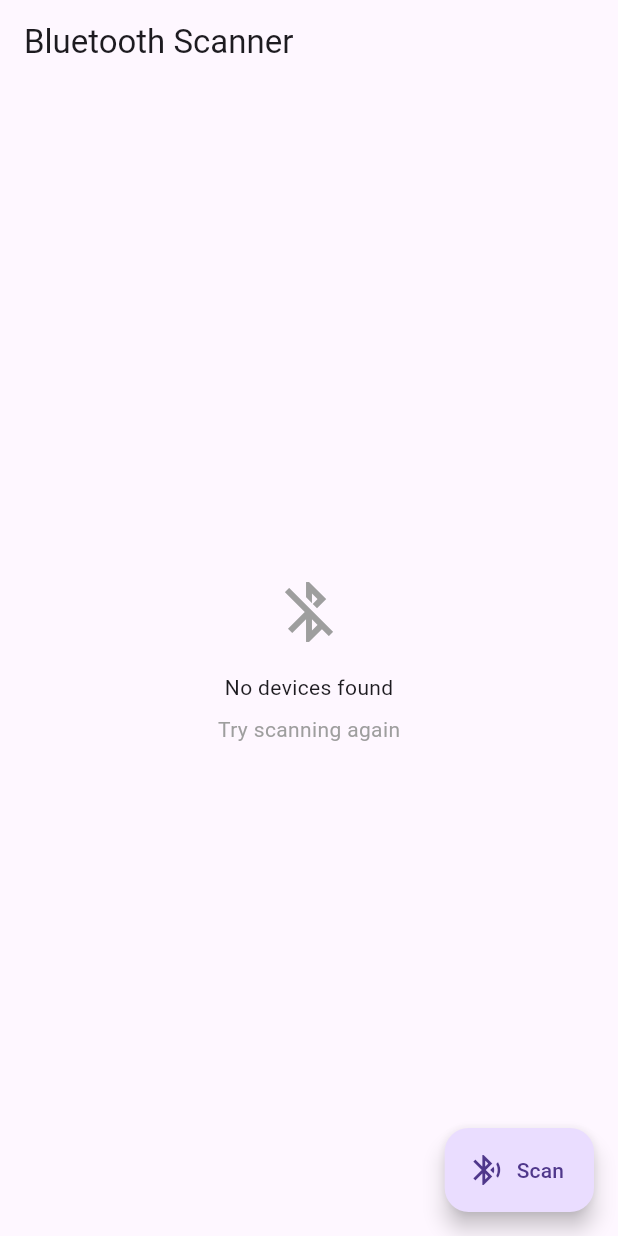
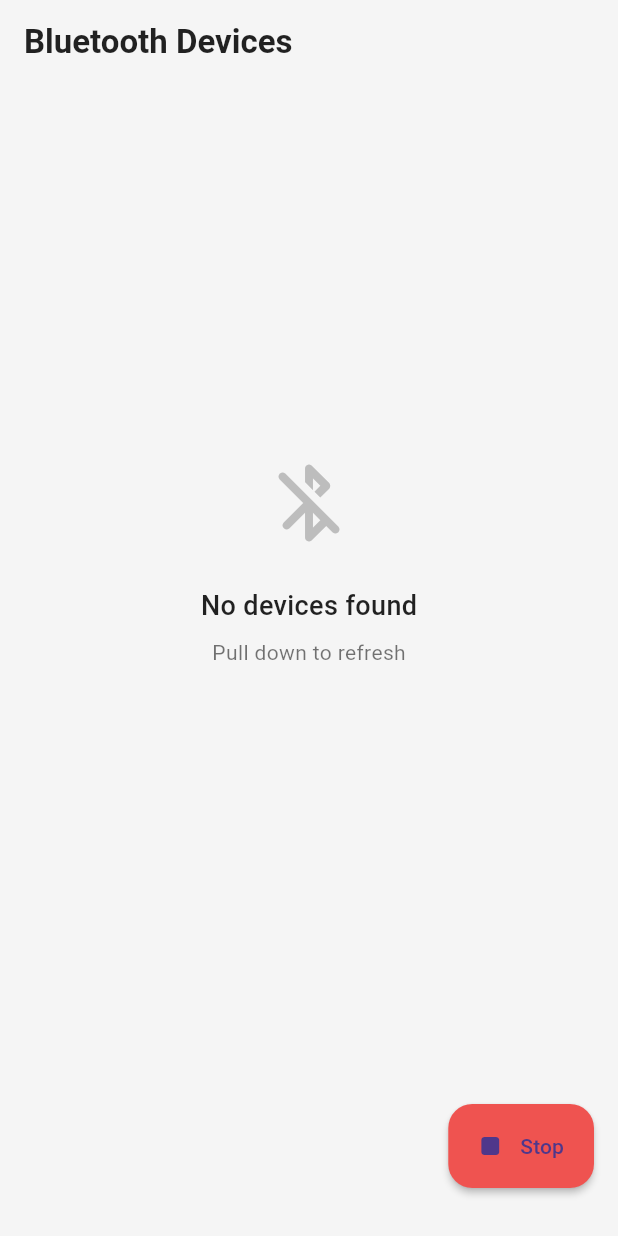
Before and after one commit to Multyp/interview-flutter-fogo, a Flutter app: the screen it shows after launch, after a tap on "Scan", on a phone screen of 412 x 824 dp. Run offline on Flutter 3.47's test engine with Material 3 defaults, Android fonts, the phone set to English and light mode, and no system bars; our stand-ins replace flutter_bloc, flutter_blue_plus, permission_handler.

Commit message:
feat: :sparkles: add StopScan event and enhance BluetoothScanState with scanning status and slightly updated UI

```diff
--- a/lib/logic/bluetooth_scan_bloc.dart
+++ b/lib/logic/bluetooth_scan_bloc.dart
@@ -1,4 +1,5 @@
 // Global imports
+import 'dart:async';
 import 'package:flutter_bloc/flutter_bloc.dart';
 
 // Local imports
@@ -8,19 +9,53 @@ import 'package:interview_flutter_fogo/logic/bluetooth_scan_state.dart';
 
 class BluetoothScanBloc extends Bloc<BluetoothScanEvent, BluetoothScanState> {
   final BluetoothRepository _repository;
+  StreamSubscription? _scanSubscription;
 
   BluetoothScanBloc(this._repository) : super(BluetoothScanInitial()) {
     on<StartScan>((event, emit) async {
       emit(BluetoothScanLoading());
       try {
-        await emit.forEach(
-          _repository.scanDevices(),
-          onData: (devices) => BluetoothScanLoaded(devices: devices),
-          onError: (error, _) => BluetoothScanError(error.toString()),
+        await _scanSubscription?.cancel();
+        final completer = Completer<void>();
+        _scanSubscription = _repository.scanDevices().listen(
+          (devices) {
+            if (!emit.isDone) {
+              emit(BluetoothScanLoaded(devices: devices, isScanning: true));
+            }
+          },
+          onError: (error) {
+            if (!emit.isDone) {
+              emit(BluetoothScanError(error.toString()));
+            }
+            completer.complete();
+          },
+          onDone: () {
+            completer.complete();
+          },
+          cancelOnError: true,
         );
+        await completer.future;
       } catch (e) {
-        emit(BluetoothScanError(e.toString()));
+        if (!emit.isDone) {
+          emit(BluetoothScanError(e.toString()));
+        }
+      }
+    });
+
+    on<StopScan>((event, emit) async {
+      await _scanSubscription?.cancel();
+      _scanSubscription = null;
+
+      if (state is BluetoothScanLoaded) {
+        final currentState = state as BluetoothScanLoaded;
+        emit(currentState.copyWith(isScanning: false));
       }
     });
   }
+
+  @override
+  Future<void> close() async {
+    await _scanSubscription?.cancel();
+    return super.close();
+  }
 }
--- a/lib/logic/bluetooth_scan_event.dart
+++ b/lib/logic/bluetooth_scan_event.dart
@@ -1,3 +1,4 @@
 abstract class BluetoothScanEvent {}
 
 class StartScan extends BluetoothScanEvent {}
+class StopScan extends BluetoothScanEvent {}
--- a/lib/logic/bluetooth_scan_state.dart
+++ b/lib/logic/bluetooth_scan_state.dart
@@ -1,15 +1,38 @@
 // Local imports
 import 'package:interview_flutter_fogo/data/models/bluetooth_device_model.dart';
 
-abstract class BluetoothScanState {}
+abstract class BluetoothScanState {
+  bool get isScanning => false;
+}
 
 class BluetoothScanInitial extends BluetoothScanState {}
 
-class BluetoothScanLoading extends BluetoothScanState {}
+class BluetoothScanLoading extends BluetoothScanState {
+  @override
+  bool get isScanning => true;
+}
 
 class BluetoothScanLoaded extends BluetoothScanState {
   final List<BluetoothDeviceModel> devices;
-  BluetoothScanLoaded({required this.devices});
+  final bool _isScanning;
+
+  BluetoothScanLoaded({
+    required this.devices,
+    bool isScanning = false,
+  }) : _isScanning = isScanning;
+
+  @override
+  bool get isScanning => _isScanning;
+
+  BluetoothScanLoaded copyWith({
+    List<BluetoothDeviceModel>? devices,
+    bool? isScanning,
+  }) {
+    return BluetoothScanLoaded(
+      devices: devices ?? this.devices,
+      isScanning: isScanning ?? _isScanning,
+    );
+  }
 }
 
 class BluetoothScanError extends BluetoothScanState {
--- a/lib/ui/pages/home_page.dart
+++ b/lib/ui/pages/home_page.dart
@@ -14,13 +14,41 @@ class HomePage extends StatelessWidget {
   @override
   Widget build(BuildContext context) {
     return Scaffold(
-      appBar: AppBar(
-        title: Text("Bluetooth Scanner"),
+      backgroundColor: Colors.grey[100],
+      body: SafeArea(
+        child: BlocConsumer<BluetoothScanBloc, BluetoothScanState>(
+          listener: (context, state) {
+            if (state is BluetoothScanError) {
+              ScaffoldMessenger.of(context).showSnackBar(
+                SnackBar(
+                  content: Text(state.message),
+                  backgroundColor: Colors.red[400],
+                  behavior: SnackBarBehavior.floating,
+                  shape: RoundedRectangleBorder(
+                    borderRadius: BorderRadius.circular(10),
+                  ),
+                  margin: EdgeInsets.all(16),
+                ),
+              );
+            }
+          },
+          builder: (context, state) {
+            return CustomScrollView(
+              slivers: [
+                SliverAppBar(
+                  floating: true,
+                  title: Text(
+                    'Bluetooth Devices',
+                    style: TextStyle(
+                      fontWeight: FontWeight.w600,
+                      color: Colors.black87,
+                    ),
+                  ),
+                  backgroundColor: Colors.grey[100],
+                  elevation: 0,
                   actions: [
-          BlocBuilder<BluetoothScanBloc, BluetoothScanState>(
-            builder: (context, state) {
-              if (state is BluetoothScanLoading) {
-                return Padding(
+                    if (state is BluetoothScanLoading)
+                      Padding(
                         padding: EdgeInsets.only(right: 16),
                         child: Center(
                           child: SizedBox(
@@ -28,38 +56,47 @@ class HomePage extends StatelessWidget {
                             height: 20,
                             child: CircularProgressIndicator(
                               strokeWidth: 2,
-                        color: Colors.white,
+                              valueColor: AlwaysStoppedAnimation<Color>(
+                                Colors.blue[400]!,
                               ),
                             ),
                           ),
-                );
-              }
-              return Container();
-            },
+                        ),
                       ),
                   ],
                 ),
-      body: BlocConsumer<BluetoothScanBloc, BluetoothScanState>(
-        listener: (context, state) {
-          if (state is BluetoothScanError) {
-            ScaffoldMessenger.of(context).showSnackBar(
-              SnackBar(
-                content: Text(state.message),
-                backgroundColor: Colors.red,
+                SliverToBoxAdapter(
+                  child: _buildBody(context, state),
                 ),
+              ],
+            );
+          },
+        ),
+      ),
+      floatingActionButton: _buildScanButton(context),
     );
   }
-        },
-        builder: (context, state) {
+
+  Widget _buildBody(BuildContext context, BluetoothScanState state) {
     if (state is BluetoothScanLoading) {
       return Center(
+        child: Padding(
+          padding: EdgeInsets.only(top: MediaQuery.of(context).size.height * 0.3),
           child: Column(
-                mainAxisAlignment: MainAxisAlignment.center,
             children: [
-                  CircularProgressIndicator(),
-                  SizedBox(height: 16),
-                  Text('Scanning for devices...'),
+              CircularProgressIndicator(
+                valueColor: AlwaysStoppedAnimation<Color>(Colors.blue[400]!),
+              ),
+              SizedBox(height: 24),
+              Text(
+                'Scanning for devices...',
+                style: TextStyle(
+                  color: Colors.black54,
+                  fontSize: 16,
+                ),
+              ),
             ],
+          ),
         ),
       );
     }
@@ -67,18 +104,34 @@ class HomePage extends StatelessWidget {
     if (state is BluetoothScanLoaded) {
       if (state.devices.isEmpty) {
         return Center(
+          child: Padding(
+            padding: EdgeInsets.only(top: MediaQuery.of(context).size.height * 0.3),
             child: Column(
-                  mainAxisAlignment: MainAxisAlignment.center,
               children: [
-                    Icon(Icons.bluetooth_disabled, size: 48, color: Colors.grey),
-                    SizedBox(height: 16),
-                    Text('No devices found'),
+                Icon(
+                  Icons.bluetooth_disabled_rounded,
+                  size: 64,
+                  color: Colors.grey[400],
+                ),
+                SizedBox(height: 24),
+                Text(
+                  'No devices found',
+                  style: TextStyle(
+                    fontSize: 18,
+                    fontWeight: FontWeight.w500,
+                    color: Colors.black87,
+                  ),
+                ),
                 SizedBox(height: 8),
                 Text(
-                      'Try scanning again',
-                      style: TextStyle(color: Colors.grey),
+                  'Pull down to refresh',
+                  style: TextStyle(
+                    color: Colors.black54,
+                    fontSize: 14,
+                  ),
                 ),
               ],
+            ),
           ),
         );
       }
@@ -87,8 +140,11 @@ class HomePage extends StatelessWidget {
         onRefresh: () async {
           context.read<BluetoothScanBloc>().add(StartScan());
         },
+        color: Colors.blue[400],
         child: ListView.builder(
-                padding: EdgeInsets.symmetric(vertical: 8),
+          padding: EdgeInsets.fromLTRB(16, 8, 16, 100),
+          shrinkWrap: true,
+          physics: NeverScrollableScrollPhysics(),
           itemCount: state.devices.length,
           itemBuilder: (context, index) {
             return BluetoothDeviceTile(
@@ -103,21 +159,55 @@ class HomePage extends StatelessWidget {
     }
 
     return Center(
+      child: Padding(
+        padding: EdgeInsets.only(top: MediaQuery.of(context).size.height * 0.3),
         child: Column(
-              mainAxisAlignment: MainAxisAlignment.center,
           children: [
-                Icon(Icons.bluetooth_searching, size: 48, color: Colors.blue),
-                SizedBox(height: 16),
-                Text('Press the button to start scanning'),
+            Icon(
+              Icons.bluetooth_searching_rounded,
+              size: 64,
+              color: Colors.blue[400],
+            ),
+            SizedBox(height: 24),
+            Text(
+              'Start Scanning',
+              style: TextStyle(
+                fontSize: 18,
+                fontWeight: FontWeight.w500,
+                color: Colors.black87,
+              ),
+            ),
           ],
         ),
+      ),
+    );
+  }
+
+  Widget _buildScanButton(BuildContext context) {
+    return Padding(
+      padding: EdgeInsets.only(bottom: 16),
+      child: BlocBuilder<BluetoothScanBloc, BluetoothScanState>(
+        builder: (context, state) {
+          final bool isScanning = state.isScanning;
+
+          return FloatingActionButton.extended(
+            onPressed: () {
+              if (isScanning) {
+                context.read<BluetoothScanBloc>().add(StopScan());
+              } else {
+                context.read<BluetoothScanBloc>().add(StartScan());
+              }
+            },
+            icon: Icon(
+              isScanning
+                  ? Icons.stop_rounded
+                  : Icons.bluetooth_searching_rounded,
+            ),
+            label: Text(isScanning ? 'Stop' : 'Scan'),
+            elevation: 2,
+            backgroundColor: isScanning ? Colors.red[400] : Colors.blue[400],
           );
         },
-      ),
-      floatingActionButton: FloatingActionButton.extended(
-        onPressed: () => context.read<BluetoothScanBloc>().add(StartScan()),
-        icon: Icon(Icons.bluetooth_searching),
-        label: Text('Scan'),
       ),
     );
   }
```
Also changed, not shown: lib/ui/widgets/bluetooth_device_tile.dart (+69 -21 lines). Lines whose indentation alone changed are shown as unchanged.
